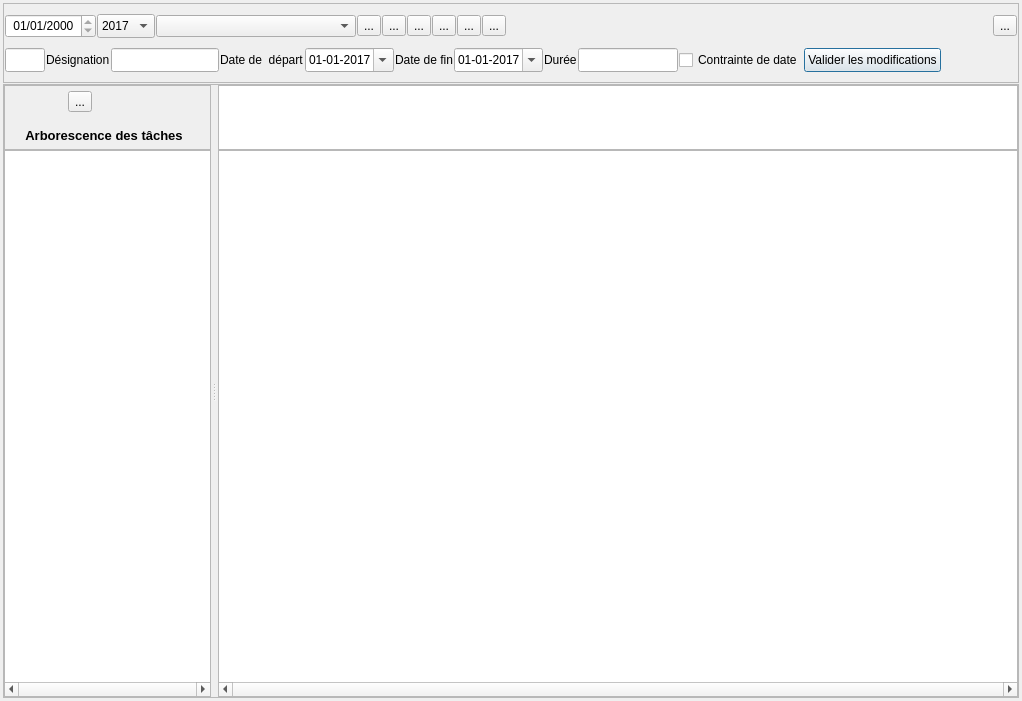
Znephf/libreJardin, file dialogs/planner.ui: the form before one commit.
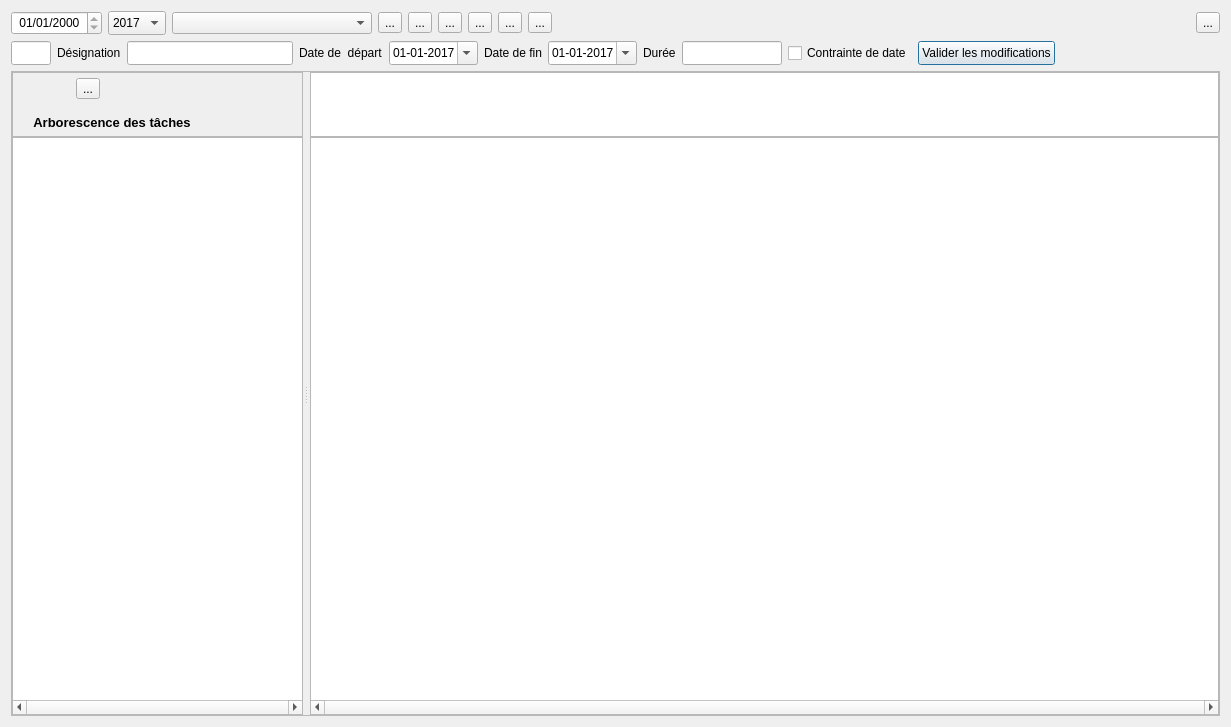
The form after the commit. Icons and pictures are not drawn.

```diff
--- a/dialogs/planner.ui
+++ b/dialogs/planner.ui
@@ -6,79 +6,14 @@
    <rect>
     <x>0</x>
     <y>0</y>
-    <width>1022</width>
-    <height>701</height>
+    <width>1231</width>
+    <height>727</height>
    </rect>
   </property>
   <property name="windowTitle">
    <string>Diagramme de Gantt du processus de culture</string>
   </property>
-  <layout class="QHBoxLayout" name="horizontalLayout_6">
-   <property name="spacing">
-    <number>1</number>
-   </property>
-   <property name="leftMargin">
-    <number>1</number>
-   </property>
-   <property name="topMargin">
-    <number>1</number>
-   </property>
-   <property name="rightMargin">
-    <number>1</number>
-   </property>
-   <property name="bottomMargin">
-    <number>1</number>
-   </property>
-   <item>
-    <layout class="QVBoxLayout" name="verticalLayout_5">
-     <property name="leftMargin">
-      <number>2</number>
-     </property>
-     <property name="topMargin">
-      <number>2</number>
-     </property>
-     <property name="rightMargin">
-      <number>2</number>
-     </property>
-     <property name="bottomMargin">
-      <number>2</number>
-     </property>
-     <item>
-      <widget class="QFrame" name="frame_3">
-       <property name="minimumSize">
-        <size>
-         <width>0</width>
-         <height>80</height>
-        </size>
-       </property>
-       <property name="maximumSize">
-        <size>
-         <width>16777215</width>
-         <height>80</height>
-        </size>
-       </property>
-       <property name="frameShape">
-        <enum>QFrame::StyledPanel</enum>
-       </property>
-       <property name="frameShadow">
-        <enum>QFrame::Raised</enum>
-       </property>
        <layout class="QHBoxLayout" name="horizontalLayout_5">
-        <property name="spacing">
-         <number>1</number>
-        </property>
-        <property name="leftMargin">
-         <number>1</number>
-        </property>
-        <property name="topMargin">
-         <number>1</number>
-        </property>
-        <property name="rightMargin">
-         <number>1</number>
-        </property>
-        <property name="bottomMargin">
-         <number>1</number>
-        </property>
         <item>
          <layout class="QVBoxLayout" name="verticalLayout_2">
           <item>
@@ -539,11 +474,6 @@
             </item>
            </layout>
           </item>
-         </layout>
-        </item>
-       </layout>
-      </widget>
-     </item>
      <item>
       <widget class="QFrame" name="frame">
        <property name="frameShape">
@@ -606,12 +536,6 @@
                   <height>65</height>
                  </size>
                 </property>
-                <property name="maximumSize">
-                 <size>
-                  <width>16777215</width>
-                  <height>16777215</height>
-                 </size>
-                </property>
                 <property name="frameShape">
                  <enum>QFrame::StyledPanel</enum>
                 </property>
@@ -749,7 +673,7 @@
                <widget class="QTreeView" name="treeView_taches">
                 <property name="minimumSize">
                  <size>
-                  <width>200</width>
+                  <width>0</width>
                   <height>200</height>
                  </size>
                 </property>
```
Lines whose indentation alone changed are shown as unchanged.
